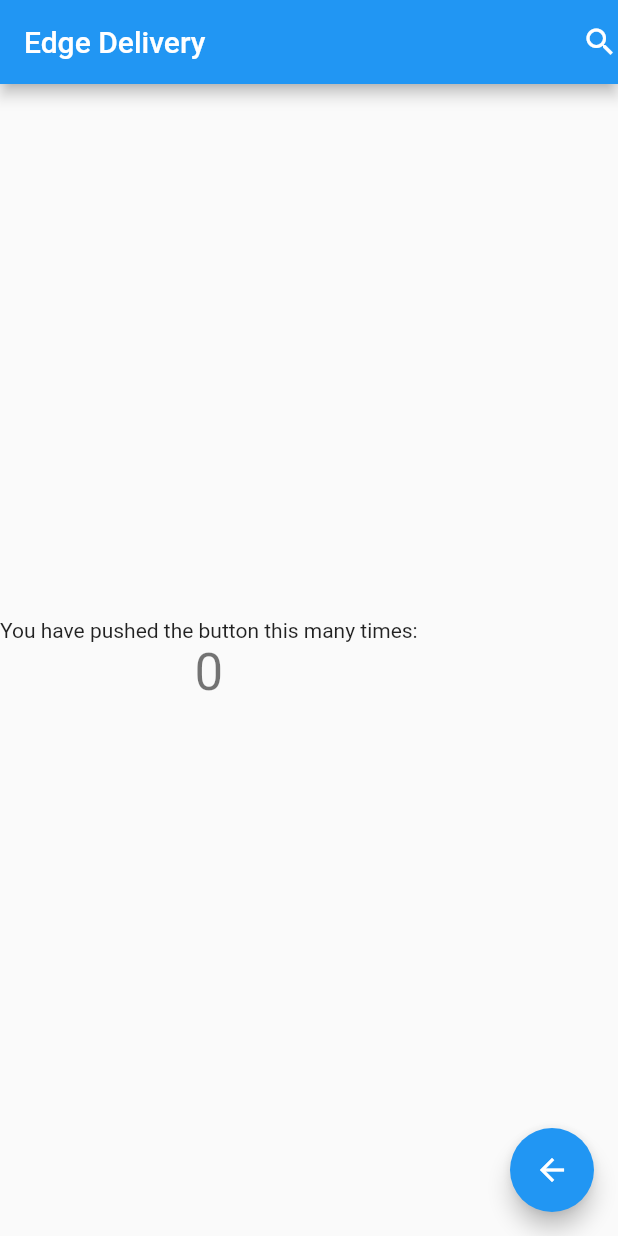
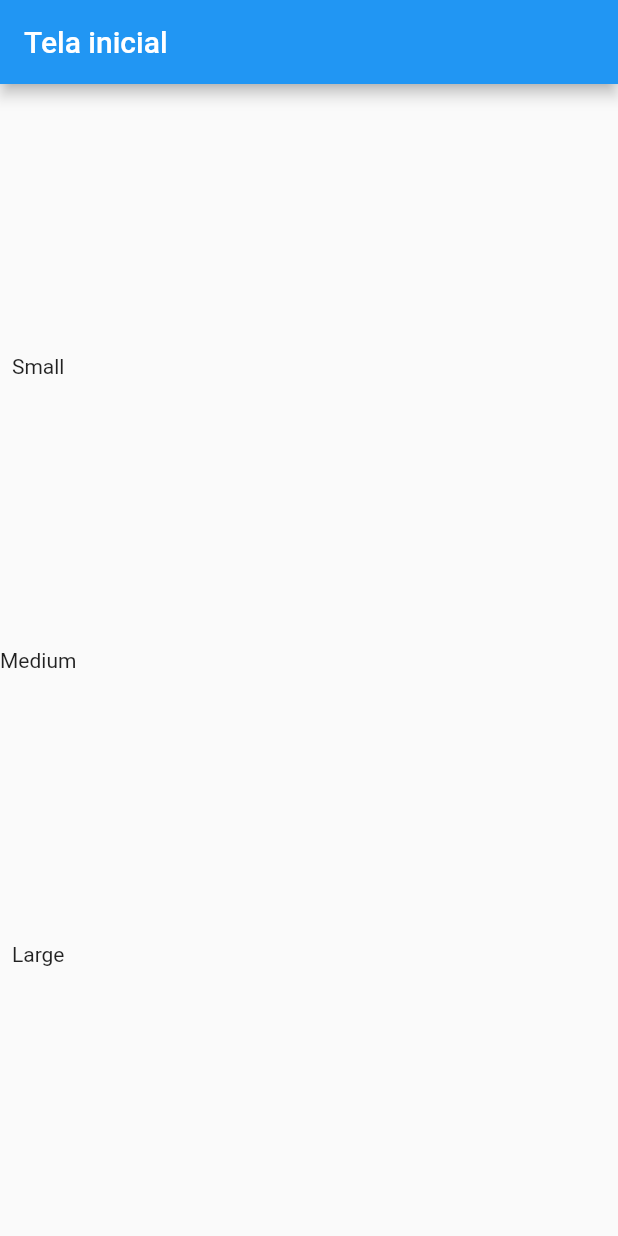
Before and after one commit to thiagobrunoms/edge_delivery, a Flutter app: the screen it shows after launch, on a phone screen of 412 x 824 dp. Run offline on Flutter 3.47's test engine with Material 2 defaults, Android fonts, the light colour scheme and no system bars.

Commit message:
Aula - 8-09- ElevatedButton, Row e Column

```diff
--- a/lib/main.dart
+++ b/lib/main.dart
@@ -1,3 +1,4 @@
+import 'package:edge_delivery/modules/main_page.dart';
 import 'package:flutter/material.dart';
 
 void main() {
@@ -16,53 +17,53 @@ class MyApp extends StatelessWidget {
       theme: ThemeData(
         primarySwatch: Colors.blue,
       ),
-      home: const MyHomePage(title: 'Edge Delivery'),
+      home: const MainScreen(),
     );
   }
 }
 
-class MyHomePage extends StatefulWidget {
-  const MyHomePage({super.key, required this.title});
+// class MyHomePage extends StatefulWidget {
+//   const MyHomePage({super.key, required this.title});
 
-  final String title;
+//   final String title;
 
-  @override
-  State<MyHomePage> createState() => _MyHomePageState();
-}
+//   @override
+//   State<MyHomePage> createState() => _MyHomePageState();
+// }
 
-class _MyHomePageState extends State<MyHomePage> {
-  int _counter = 0;
+// class _MyHomePageState extends State<MyHomePage> {
+//   int _counter = 0;
 
-  void _incrementCounter() {
-    setState(() {
-      _counter++;
-    });
-  }
+//   void _incrementCounter() {
+//     setState(() {
+//       _counter++;
+//     });
+//   }
 
-  @override
-  Widget build(BuildContext context) {
-    return Scaffold(
-      appBar: AppBar(
-        title: Text(widget.title),
-        actions: [Icon(Icons.search)],
-      ),
-      body: Column(
-        mainAxisAlignment: MainAxisAlignment.center,
-        children: <Widget>[
-          const Text(
-            'You have pushed the button this many times:',
-          ),
-          Text(
-            '$_counter',
-            style: Theme.of(context).textTheme.headline4,
-          ),
-        ],
-      ),
-      floatingActionButton: FloatingActionButton(
-        onPressed: _incrementCounter,
-        tooltip: 'Increment',
-        child: const Icon(Icons.arrow_back),
-      ), // This trailing comma makes auto-formatting nicer for build methods.
-    );
-  }
-}
+//   @override
+//   Widget build(BuildContext context) {
+//     return Scaffold(
+//       appBar: AppBar(
+//         title: Text(widget.title),
+//         actions: [Icon(Icons.search)],
+//       ),
+//       body: Column(
+//         mainAxisAlignment: MainAxisAlignment.center,
+//         children: <Widget>[
+//           const Text(
+//             'You have pushed the button this many times:',
+//           ),
+//           Text(
+//             '$_counter',
+//             style: Theme.of(context).textTheme.headline4,
+//           ),
+//         ],
+//       ),
+//       floatingActionButton: FloatingActionButton(
+//         onPressed: _incrementCounter,
+//         tooltip: 'Increment',
+//         child: const Icon(Icons.arrow_back),
+//       ), // This trailing comma makes auto-formatting nicer for build methods.
+//     );
+//   }
+// }
--- /dev/null
+++ b/lib/modules/main_page.dart
@@ -0,0 +1,25 @@
+import 'package:edge_delivery/shared/widgets/buttons/main_button.dart';
+import 'package:flutter/material.dart';
+
+class MainScreen extends StatelessWidget {
+  const MainScreen({super.key});
+
+  @override
+  Widget build(BuildContext context) {
+    return Scaffold(
+        appBar: AppBar(
+          title: const Text('Tela inicial'),
+        ),
+        body: SizedBox(
+          height: MediaQuery.of(context).size.height,
+          child: Column(
+            mainAxisAlignment: MainAxisAlignment.spaceEvenly,
+            children: const [
+              Text('Small'),
+              Text('Medium'),
+              Text('Large'),
+            ],
+          ),
+        ));
+  }
+}
```
Also changed, not shown: lib/shared/widgets/buttons/main_button.dart (added, +23 -0 lines).
